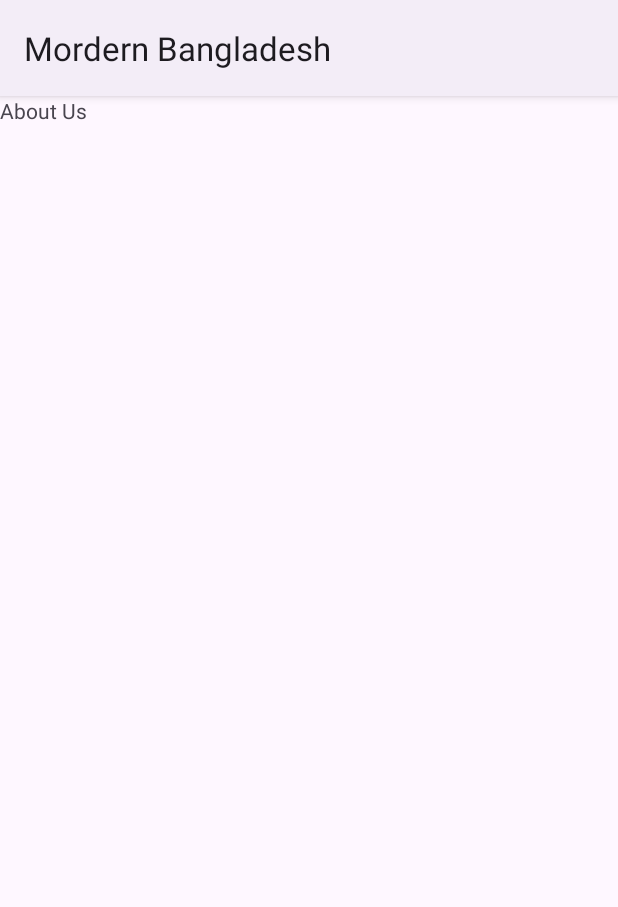
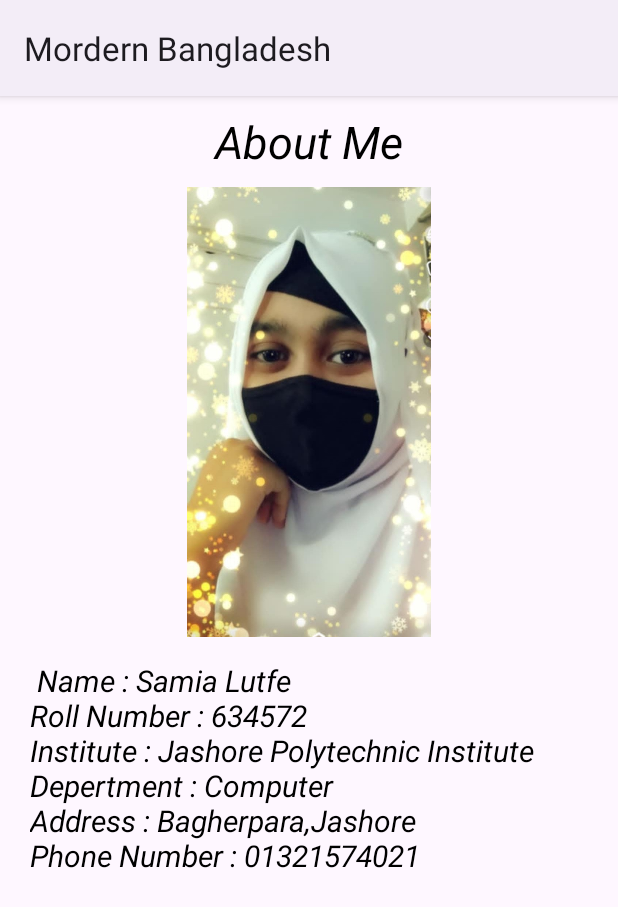
Before and after one commit to slsamia/app2, an Android app: the AboutUs screen opened directly, with no data from a screen before it, on a phone screen of 412 x 824 dp. Shown: the top 907 px of the screen. Run offline under Robolectric (Android 15) with nearby library versions, the phone set to English and light mode, and no system bars.

Commit message:
change file

```diff
--- a/app/src/main/res/layout/activity_about_us.xml
+++ b/app/src/main/res/layout/activity_about_us.xml
@@ -7,9 +7,35 @@
     android:layout_height="match_parent"
     tools:context=".AboutUs">
 
-    <TextView
+    <LinearLayout
         android:layout_width="match_parent"
-        android:layout_height="match_parent"
-        android:text="About Us"  />
+        android:layout_height="wrap_content"
+        android:orientation="vertical">
+        <TextView
+            android:layout_width="match_parent"
+            android:layout_height="wrap_content"
+            android:text="About Me"
+            android:textSize="30dp"
+            android:textColor="@color/black"
+            android:textAlignment="center"
+            android:textStyle="italic"
+            android:layout_marginTop="10dp"/>
+        <ImageView
+            android:layout_width="match_parent"
+            android:layout_height="300dp"
+            android:src="@drawable/sa"
+            android:layout_marginTop="10dp"/>
+        <TextView
+            android:layout_width="match_parent"
+            android:layout_height="wrap_content"
+            android:text=" Name : Samia Lutfe \nRoll Number : 634572 \nInstitute : Jashore Polytechnic Institute \nDepertment : Computer \nAddress : Bagherpara,Jashore
+\nPhone Number : 01321574021
+"
+            android:textSize="20dp"
+            android:paddingLeft="20dp"
+            android:layout_marginTop="15dp"
+            android:textStyle="italic"
+            android:textColor="@color/black"/>
+    </LinearLayout>
 
 </androidx.constraintlayout.widget.ConstraintLayout>
```
Also changed, not shown: app/src/main/java/com/example/mordernbangladesh/Abaut.java (deleted, +0 -24 lines), app/src/main/res/layout/activity_abaut.xml (deleted, +0 -40 lines).
